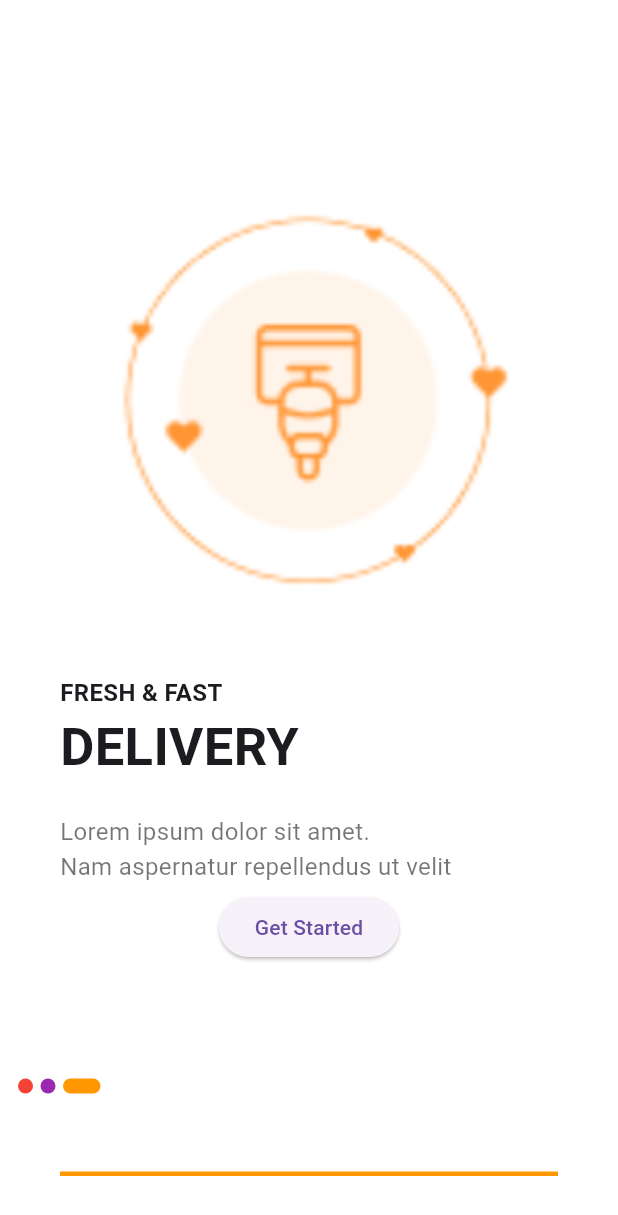
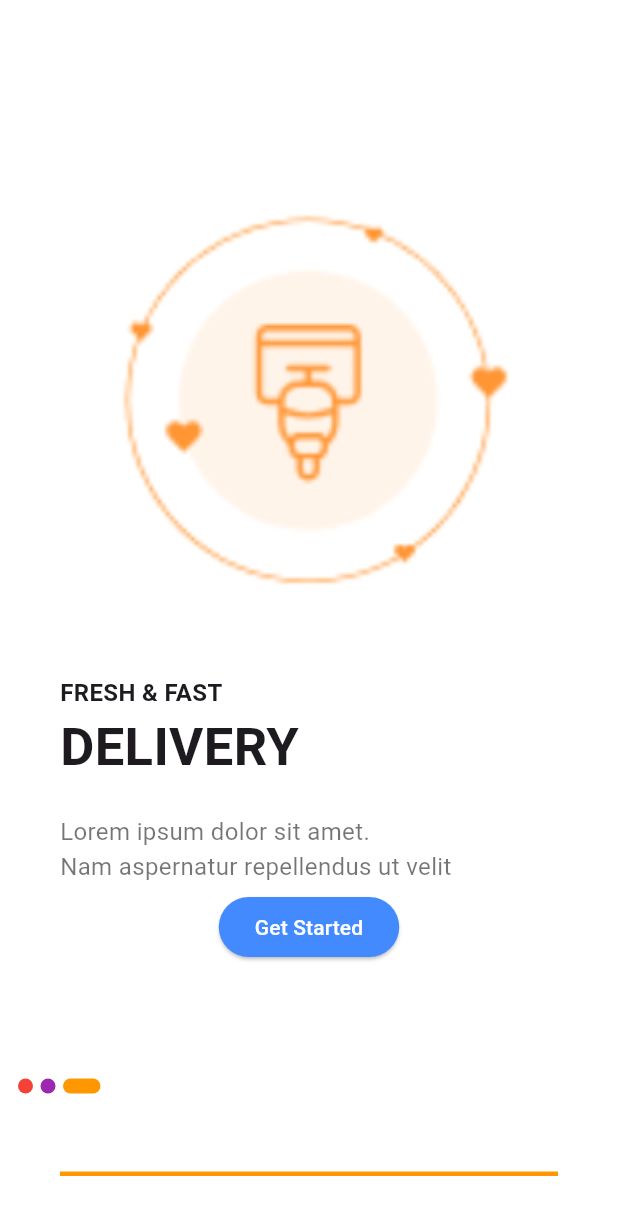
Before and after one commit to osamanoor17/FoodPanda_clone, a Flutter app: the screen it shows after launch, swiped to page 3, on a phone screen of 412 x 824 dp. Shown: the top 1215 px of the screen. Run offline on Flutter 3.47's test engine with Material 2 defaults, Android fonts, the phone set to English and light mode, and no system bars.

Commit message:
Merge remote-tracking branch 'origin/main'
# Conflicts:
#	lib/help.dart
#	lib/main.dart
#	lib/splash_screen/contentpage.dart
#	lib/splash_screen/sidebar.dart

```diff
--- a/lib/main.dart
+++ b/lib/main.dart
@@ -1,4 +1,5 @@
 import 'package:ecommerce_clone/splash_screen/splashscreen.dart';
+import 'package:ecommerce_clone/welocme/welcome_page.dart';
 import 'package:flutter/material.dart';
 
 void main() {
@@ -11,11 +12,17 @@ class MyApp extends StatelessWidget {
   @override
   Widget build(BuildContext context) {
     return MaterialApp(
-      debugShowCheckedModeBanner: false,
-      theme: ThemeData(
-        useMaterial3: true,
-      ),
-      home: SplashScreen(),
-    );
+        theme: ThemeData.light(
+          useMaterial3: true,
+        ), // Light mode theme
+        darkTheme: ThemeData.dark(
+          useMaterial3: true,
+        ), // Dark mode theme
+        themeMode: ThemeMode.system, //
+        debugShowCheckedModeBanner: false,
+        home: SplashScreen(),
+        routes: {
+          'welcome': (context) => WelcomePage(),
+        });
   }
 }
--- a/lib/splash_screen/splashscreen.dart
+++ b/lib/splash_screen/splashscreen.dart
@@ -100,13 +100,17 @@ class _SplashScreenState extends State<SplashScreen> {
                           if (i == 2)
                             ElevatedButton(
                               onPressed: () {
-                                // Handle the "Get Started" button tap
+                                Navigator.pushNamed(context, 'welcome');
                               },
                               child: const Text(
                                 'Get Started',
                                 style: TextStyle(
+                                  color: Colors.white,
                                   fontSize: 14,
                                 ),
+                              ),
+                              style: ElevatedButton.styleFrom(
+                                backgroundColor: Colors.blueAccent,
                               ),
                             ),
                         ],
@@ -115,9 +119,6 @@ class _SplashScreenState extends State<SplashScreen> {
                   },
                 ),
               ),
-              // const SizedBox(
-              //   height: 20,
-              // ),
               Padding(
                 padding: const EdgeInsets.all(12.0),
                 child: Row(
@@ -157,7 +158,9 @@ class _SplashScreenState extends State<SplashScreen> {
                           fontSize: 20,
                         ),
                       ),
-                      onPressed: () {},
+                      onPressed: () {
+                        Navigator.pop(context);
+                      },
                     ),
                   ),
                 ),
```
Also changed, not shown: lib/home.dart (deleted, +0 -12 lines), lib/welocme/welcome_page.dart (added, +109 -0 lines).
